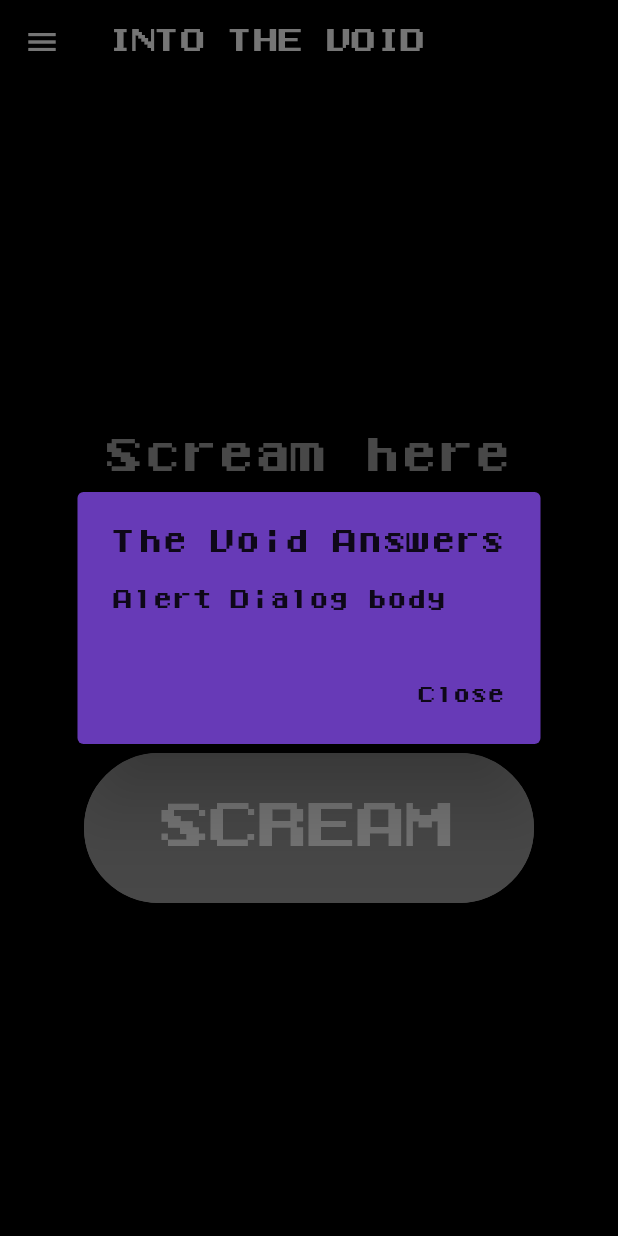
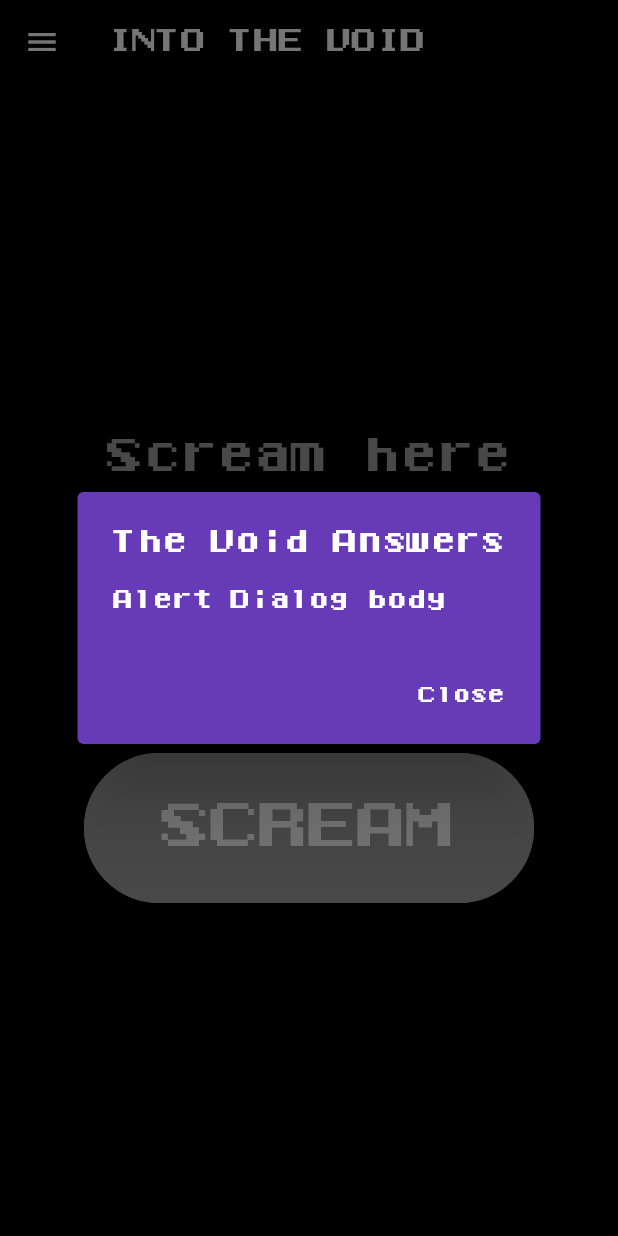
Before and after one commit to yung4/HelloWorld-2-the-squeakquel, a Flutter app: the screen it shows after launch, after a tap on "SCREAM", on a phone screen of 412 x 824 dp. Run offline on Flutter 3.47's test engine with Material 2 defaults, Android fonts, the phone set to English and light mode, and no system bars; our stand-ins replace assets_audio_player; statements that could not run were skipped.

Commit message:
changed alert text color

```diff
--- a/hello_world_2/lib/main.dart
+++ b/hello_world_2/lib/main.dart
@@ -85,12 +85,26 @@ class _MyHomePageState extends State<MyHomePage> {
         // return object of type Dialog
         return AlertDialog(
           backgroundColor: Color.fromRGBO(103, 58, 183, 50),
-          title: new Text("The Void Answers"),
-          content: new Text("Alert Dialog body"),
+          title: new Text("The Void Answers",
+              style: TextStyle(
+                color: Colors.white,
+              ),
+
+          ),
+          content: new Text("Alert Dialog body",
+            style: TextStyle(
+              color: Colors.white,
+            ),
+
+          ),
           actions: <Widget>[
             // usually buttons at the bottom of the dialog
             new FlatButton(
-              child: new Text("Close"),
+              child: new Text("Close",
+                style: TextStyle(
+                  color: Colors.white,
+                ),
+              ),
               onPressed: () {
                 Navigator.of(context).pop();
               },
```
